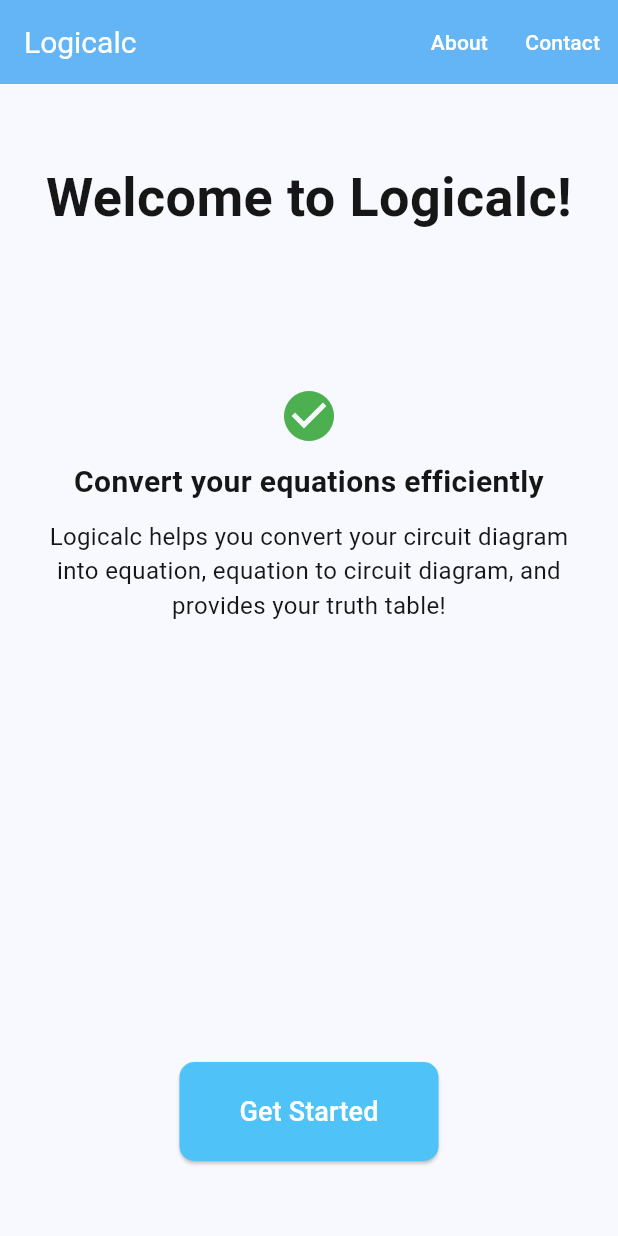
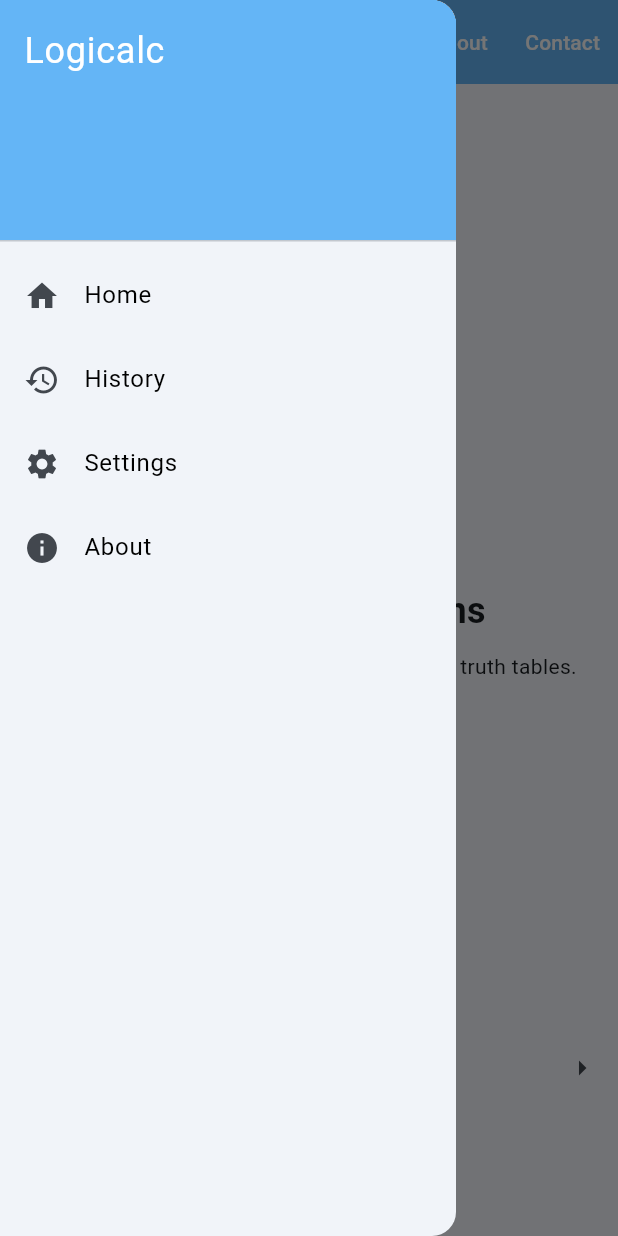
Before and after one commit to jrnglo/logicalc, a Flutter app: the screen it shows after launch, with the side drawer open (before the commit the screen has no drawer), on a phone screen of 412 x 824 dp. Run offline on Flutter 3.47's test engine with Material 3 defaults, Android fonts, the phone set to English and light mode, and no system bars.

Commit message:
Update main.dart

```diff
--- a/lib/main.dart
+++ b/lib/main.dart
@@ -18,11 +18,6 @@ class MyApp extends StatelessWidget {
           secondary: const Color(0xFF4FC3F7),
         ),
         useMaterial3: true,
-        textTheme: const TextTheme(
-          bodyLarge: TextStyle(color: Color(0xFF161616)),
-          bodyMedium: TextStyle(color: Color(0xFF161616)),
-          headlineMedium: TextStyle(color: Color(0xFF161616)),
-        ),
       ),
       debugShowCheckedModeBanner: false,
       home: const LandingPage(),
@@ -30,113 +25,182 @@ class MyApp extends StatelessWidget {
   }
 }
 
-class LandingPage extends StatelessWidget {
+class LandingPage extends StatefulWidget {
   const LandingPage({super.key});
+
+  @override
+  _LandingPageState createState() => _LandingPageState();
+}
+
+class _LandingPageState extends State<LandingPage> {
+  final PageController _pageController = PageController();
+  int _currentIndex = 0;
+
+  void _onPageChanged(int index) {
+    setState(() {
+      _currentIndex = index;
+    });
+  }
+
+  void _nextPage() {
+    if (_currentIndex < 2) {
+      _pageController.nextPage(
+        duration: const Duration(milliseconds: 300),
+        curve: Curves.easeIn,
+      );
+    }
+  }
+
+  void _previousPage() {
+    if (_currentIndex > 0) {
+      _pageController.previousPage(
+        duration: const Duration(milliseconds: 300),
+        curve: Curves.easeIn,
+      );
+    }
+  }
 
   @override
   Widget build(BuildContext context) {
     return Scaffold(
       appBar: AppBar(
         backgroundColor: Theme.of(context).colorScheme.primary,
-        title: const Text(
-          'Logicalc',
-          style: TextStyle(
-            color: Colors.white, // Set nav bar title to white
-            fontSize: 20,
-          ),
-        ),
+        title: const Text('Logicalc', style: TextStyle(color: Colors.white)),
         actions: [
           TextButton(
             onPressed: () {},
-            child: const Text(
-              'About',
-              style: TextStyle(color: Colors.white), // Set nav bar actions to white
-            ),
+            child: const Text('About', style: TextStyle(color: Colors.white)),
           ),
           TextButton(
             onPressed: () {},
-            child: const Text(
-              'Contact',
-              style: TextStyle(color: Colors.white), // Set nav bar actions to white
-            ),
+            child: const Text('Contact', style: TextStyle(color: Colors.white)),
           ),
         ],
-        iconTheme: const IconThemeData(color: Colors.white), // Set back arrow to white
       ),
-      body: SizedBox(
-        height: double.infinity,
-        child: Column(
-          crossAxisAlignment: CrossAxisAlignment.center,
+      drawer: _buildDrawer(context),
+      body: Column(
         children: [
-            Padding(
-              padding: const EdgeInsets.symmetric(vertical: 50, horizontal: 20),
-              child: Text(
-                'Welcome to Logicalc!',
-                style: TextStyle(
-                  fontSize: 36,
-                  fontWeight: FontWeight.bold,
-                  color: Theme.of(context).textTheme.bodyLarge!.color,
+          Expanded(
+            child: PageView(
+              controller: _pageController,
+              onPageChanged: _onPageChanged,
+              children: [
+                _buildFeaturePage(
+                  icon: Icons.check_circle,
+                  title: 'Efficient Conversions',
+                  description: 'Convert equations, diagrams, and generate truth tables.',
                 ),
-                textAlign: TextAlign.center,
+                _buildFeaturePage(
+                  icon: Icons.calculate,
+                  title: 'Analyze Your Data',
+                  description: 'Utilize our tools to analyze your logical equations and data.',
                 ),
-            ),
-            const SizedBox(height: 50),
-            Padding(
-              padding: const EdgeInsets.symmetric(horizontal: 20),
-              child: Column(
-                children: [
-                  const Icon(Icons.check_circle, size: 40, color: Colors.green),
-                  const SizedBox(height: 10),
-                  Text(
-                    'Convert your equations efficiently',
-                    style: TextStyle(
-                      fontSize: 20,
-                      fontWeight: FontWeight.bold,
-                      color: Theme.of(context).textTheme.bodyLarge!.color,
-                    ),
-                    textAlign: TextAlign.center,
-                  ),
-                  const SizedBox(height: 10),
-                  Text(
-                    'Logicalc helps you convert your circuit diagram into equation, equation to circuit diagram, and provides your truth table!',
-                    style: TextStyle(
-                      fontSize: 16,
-                      color: Theme.of(context).textTheme.bodyMedium!.color,
-                    ),
-                    textAlign: TextAlign.center,
+                _buildFeaturePage(
+                  icon: Icons.table_chart,
+                  title: 'Generate Truth Tables',
+                  description: 'Easily create truth tables from your logical expressions.',
                 ),
               ],
             ),
           ),
-            const Spacer(),
-            const SizedBox(height: 50), // Adjust this value to move the button up/down
-
-            // Get Started Button
-            Padding(
-              padding: const EdgeInsets.symmetric(horizontal: 20),
-              child: ElevatedButton(
-                style: ElevatedButton.styleFrom(
-                  backgroundColor: Theme.of(context).colorScheme.secondary, // Match with other buttons
-                  padding: const EdgeInsets.symmetric(horizontal: 40, vertical: 20),
-                  shape: RoundedRectangleBorder(
-                    borderRadius: BorderRadius.circular(10), // Rounded corners
+          Row(
+            mainAxisAlignment: MainAxisAlignment.spaceBetween,
+            children: [
+              IconButton(
+                icon: const Icon(Icons.arrow_left),
+                onPressed: _previousPage,
               ),
+              IconButton(
+                icon: const Icon(Icons.arrow_right),
+                onPressed: _nextPage,
               ),
+            ],
+          ),
+          const SizedBox(height: 20),
+          ElevatedButton(
             onPressed: () {
               Navigator.push(
                 context,
                 MaterialPageRoute(builder: (context) => const ConversionPage()),
               );
             },
-                child: const Text(
-                  'Get Started',
-                  style: TextStyle(fontSize: 18, color: Colors.white),
+            style: ElevatedButton.styleFrom(
+              backgroundColor: Theme.of(context).colorScheme.secondary,
+            ),
+            child: const Text('Get Started', style: TextStyle(color: Colors.white)),
+          ),
+          const SizedBox(height: 20),
+        ],
+      ),
+    );
+  }
+
+  Widget _buildFeaturePage({required IconData icon, required String title, required String description}) {
+    return Center(
+      child: Column(
+        mainAxisAlignment: MainAxisAlignment.center,
+        children: [
+          Icon(icon, size: 80, color: Theme.of(context).colorScheme.secondary),
+          const SizedBox(height: 20),
+          Text(
+            title,
+            style: const TextStyle(fontSize: 24, fontWeight: FontWeight.bold),
+            textAlign: TextAlign.center,
+          ),
+          const SizedBox(height: 10),
+          Padding(
+            padding: const EdgeInsets.symmetric(horizontal: 20),
+            child: Text(
+              description,
+              textAlign: TextAlign.center,
             ),
           ),
-            ),
-            const SizedBox(height: 50),
         ],
       ),
+    );
+  }
+
+  Drawer _buildDrawer(BuildContext context) {
+    return Drawer(
+      child: ListView(
+        padding: EdgeInsets.zero,
+        children: [
+          DrawerHeader(
+            decoration: BoxDecoration(color: Theme.of(context).colorScheme.primary),
+            child: const Text('Logicalc', style: TextStyle(color: Colors.white, fontSize: 24)),
+          ),
+          ListTile(
+            leading: const Icon(Icons.home),
+            title: const Text('Home', style: TextStyle(color: Colors.black)),
+            onTap: () {
+              Navigator.pop(context);
+            },
+          ),
+          ListTile(
+            leading: const Icon(Icons.history),
+            title: const Text('History', style: TextStyle(color: Colors.black)),
+            onTap: () {
+              Navigator.push(
+                context,
+                MaterialPageRoute(builder: (context) => const HistoryPage()),
+              );
+            },
+          ),
+          ListTile(
+            leading: const Icon(Icons.settings),
+            title: const Text('Settings', style: TextStyle(color: Colors.black)),
+            onTap: () {
+              Navigator.pop(context);
+            },
+          ),
+          ListTile(
+            leading: const Icon(Icons.info),
+            title: const Text('About', style: TextStyle(color: Colors.black)),
+            onTap: () {
+              Navigator.pop(context);
+            },
+          ),
+        ],
       ),
     );
   }
@@ -149,112 +213,235 @@ class ConversionPage extends StatelessWidget {
   Widget build(BuildContext context) {
     return Scaffold(
       appBar: AppBar(
-        title: const Text(
-          'Conversion Page',
-          style: TextStyle(color: Colors.white), // Ensures nav bar text is white here as well
-        ),
+        title: const Text('Conversion Page', style: TextStyle(color: Colors.white)),
         backgroundColor: Theme.of(context).colorScheme.primary,
-        iconTheme: const IconThemeData(color: Colors.white), // Set back arrow to white
+        iconTheme: const IconThemeData(color: Colors.white),
       ),
       body: Center(
         child: Column(
           mainAxisAlignment: MainAxisAlignment.center,
           children: [
             const Text(
-              'Choose your conversion type here!',
-              style: TextStyle(fontSize: 24),
+              'Choose your conversion type!',
+              style: TextStyle(fontSize: 24, color: Colors.black),
             ),
             const SizedBox(height: 20),
-            _buildButton(
-              context,
-              'Go to Home Page',
-              () {
+            ElevatedButton(
+              style: ElevatedButton.styleFrom(
+                backgroundColor: Theme.of(context).colorScheme.secondary,
+                padding: const EdgeInsets.symmetric(horizontal: 20, vertical: 10),
+              ),
+              onPressed: () {
                 Navigator.push(
                   context,
-                  MaterialPageRoute(builder: (context) => const MyHomePage()),
+                  MaterialPageRoute(builder: (context) => const EquationInputPage()),
                 );
               },
+              child: const Text(
+                'Convert Equation',
+                style: TextStyle(fontSize: 18, color: Colors.white),
               ),
-            const SizedBox(height: 10),
-            _buildButton(
+            ),
+          ],
+        ),
+      ),
+      bottomNavigationBar: BottomNavigationBar(
+        items: const [
+          BottomNavigationBarItem(
+            icon: Icon(Icons.calculate),
+            label: 'Convert Equation',
+          ),
+          BottomNavigationBarItem(
+            icon: Icon(Icons.table_chart),
+            label: 'Truth Table',
+          ),
+        ],
+        onTap: (index) {
+          if (index == 1) {
+            // Redirect to Camera Page
+            Navigator.push(
               context,
-              'Another Conversion Option',
-              () {
-                // Add your next conversion option
+              MaterialPageRoute(builder: (context) => const CameraPage()),
+            );
+          }
         },
+      ),
+    );
+  }
+}
+
+class CameraPage extends StatelessWidget {
+  const CameraPage({super.key});
+
+  @override
+  Widget build(BuildContext context) {
+    return Scaffold(
+      appBar: AppBar(
+        title: const Text('Camera Page', style: TextStyle(color: Colors.white)),
+        backgroundColor: Theme.of(context).colorScheme.primary,
+        iconTheme: const IconThemeData(color: Colors.white),
+      ),
+      body: Center(
+        child: const Text(
+          'Camera functionality coming soon!',
+          style: TextStyle(fontSize: 24, color: Colors.black),
+        ),
+      ),
+    );
+  }
+}
+
+class EquationInputPage extends StatefulWidget {
+  const EquationInputPage({super.key});
+
+  @override
+  _EquationInputPageState createState() => _EquationInputPageState();
+}
+
+class _EquationInputPageState extends State<EquationInputPage> {
+  final TextEditingController _controller = TextEditingController();
+
+  @override
+  Widget build(BuildContext context) {
+    return Scaffold(
+      appBar: AppBar(
+        title: const Text('Equation Input', style: TextStyle(color: Colors.white)),
+        backgroundColor: Theme.of(context).colorScheme.primary,
+        iconTheme: const IconThemeData(color: Colors.white),
+      ),
+      body: Padding(
+        padding: const EdgeInsets.all(16.0),
+        child: Column(
+          children: [
+            const Text(
+              'Input your equation:',
+              style: TextStyle(fontSize: 24, color: Colors.black),
+            ),
+            const SizedBox(height: 20),
+            TextField(
+              controller: _controller,
+              readOnly: true,
+              decoration: const InputDecoration(
+                border: OutlineInputBorder(),
+                labelText: 'Equation',
+              ),
+            ),
+            const SizedBox(height: 20),
+            CustomKeyboard(onKeyPressed: (value) {
+              setState(() {
+                _controller.text += value;
+              });
+            }),
+            const SizedBox(height: 20),
+            ElevatedButton(
+              onPressed: () {
+                // Add conversion logic here
+                Navigator.push(
+                  context,
+                  MaterialPageRoute(
+                    builder: (context) => const ResultPage(),
+                  ),
+                );
+              },
+              style: ElevatedButton.styleFrom(
+                backgroundColor: Theme.of(context).colorScheme.secondary,
+              ),
+              child: const Text('Convert', style: TextStyle(color: Colors.white)),
             ),
           ],
         ),
       ),
     );
   }
+}
 
-  // Common button builder
-  ElevatedButton _buildButton(BuildContext context, String text, VoidCallback onPressed) {
-    return ElevatedButton(
-      style: ElevatedButton.styleFrom(
-        backgroundColor: Theme.of(context).colorScheme.secondary,
-        padding: const EdgeInsets.symmetric(horizontal: 20, vertical: 10),
+class ResultPage extends StatelessWidget {
+  const ResultPage({super.key});
+
+  @override
+  Widget build(BuildContext context) {
+    return Scaffold(
+      appBar: AppBar(
+        title: const Text('Conversion Result', style: TextStyle(color: Colors.white)),
+        backgroundColor: Theme.of(context).colorScheme.primary,
+        iconTheme: const IconThemeData(color: Colors.white),
       ),
-      onPressed: onPressed,
-      child: Text(
-        text,
-        style: const TextStyle(fontSize: 18, color: Colors.white),
+      body: Center(
+        child: const Text(
+          'Result of the conversion will be shown here.',
+          style: TextStyle(fontSize: 24, color: Colors.black),
+        ),
       ),
     );
   }
 }
 
-class MyHomePage extends StatelessWidget {
-  const MyHomePage({super.key});
+// History Page
+class HistoryPage extends StatelessWidget {
+  const HistoryPage({super.key});
 
   @override
   Widget build(BuildContext context) {
     return Scaffold(
       appBar: AppBar(
-        title: const Text(
-          'Home Page',
-          style: TextStyle(fontSize: 18, color: Colors.white),
-        ),
+        title: const Text('History', style: TextStyle(color: Colors.white)),
         backgroundColor: Theme.of(context).colorScheme.primary,
-        iconTheme: const IconThemeData(color: Colors.white), // Set back arrow to white
+        iconTheme: const IconThemeData(color: Colors.white),
       ),
       body: Center(
-        child: Column(
-          mainAxisAlignment: MainAxisAlignment.center,
-          children: [
-            const Text(
-              'Welcome to the Home Page!',
-              style: TextStyle(fontSize: 24),
-            ),
-            const SizedBox(height: 20),
-            _buildButton(
-              context,
-              'Go to Conversion Page',
-              () {
-                Navigator.push(
-                  context,
-                  MaterialPageRoute(builder: (context) => const ConversionPage()),
-                );
-              },
-            ),
-          ],
+        child: const Text(
+          'History of conversions will be displayed here.',
+          style: TextStyle(fontSize: 24, color: Colors.black),
         ),
       ),
     );
   }
+}
 
-  // Common button builder
-  ElevatedButton _buildButton(BuildContext context, String text, VoidCallback onPressed) {
-    return ElevatedButton(
+// Custom Keyboard Widget
+class CustomKeyboard extends StatelessWidget {
+  final Function(String) onKeyPressed;
+
+  const CustomKeyboard({super.key, required this.onKeyPressed});
+
+  @override
+  Widget build(BuildContext context) {
+    return GridView.count(
+      crossAxisCount: 4,
+      shrinkWrap: true,
+      physics: const NeverScrollableScrollPhysics(),
+      children: [
+        _buildKey('A'),         // Variable A
+        _buildKey('B'),         // Variable B
+        _buildKey('C'),         // Variable C
+        _buildKey('∧'),         // Logical AND (symbol: ∧)
+        _buildKey('∨'),         // Logical OR (symbol: ∨)
+        _buildKey('¬'),         // Logical NOT (symbol: ¬)
+        _buildKey('↑'),         // Logical NAND (symbol: ↑)
+        _buildKey('↓'),         // Logical NOR (symbol: ↓)
+        _buildKey('⊕'),         // Logical XOR (symbol: ⊕)
+        _buildKey('⊙'),         // Logical XNOR (symbol: ⊙)
+        _buildKey('('),         // Open parenthesis
+        _buildKey(')'),         // Close parenthesis
+        _buildKey('Clear'),     // Clear
+      ],
+    );
+  }
+
+  Widget _buildKey(String label) {
+    return Padding(
+      padding: const EdgeInsets.all(8.0), // Space between buttons
+      child: ElevatedButton(
+        onPressed: () {
+          onKeyPressed(label);
+        },
         style: ElevatedButton.styleFrom(
-        backgroundColor: Theme.of(context).colorScheme.secondary,
-        padding: const EdgeInsets.symmetric(horizontal: 20, vertical: 10),
+          padding: const EdgeInsets.symmetric(vertical: 10.0, horizontal: 20.0), // Smaller button size
         ),
-      onPressed: onPressed,
         child: Text(
-        text,
-        style: const TextStyle(fontSize: 18, color: Colors.white),
+          label,
+          style: const TextStyle(fontSize: 16), // Larger font size
+        ),
       ),
     );
   }
```
Lines whose indentation alone changed are shown as unchanged.
